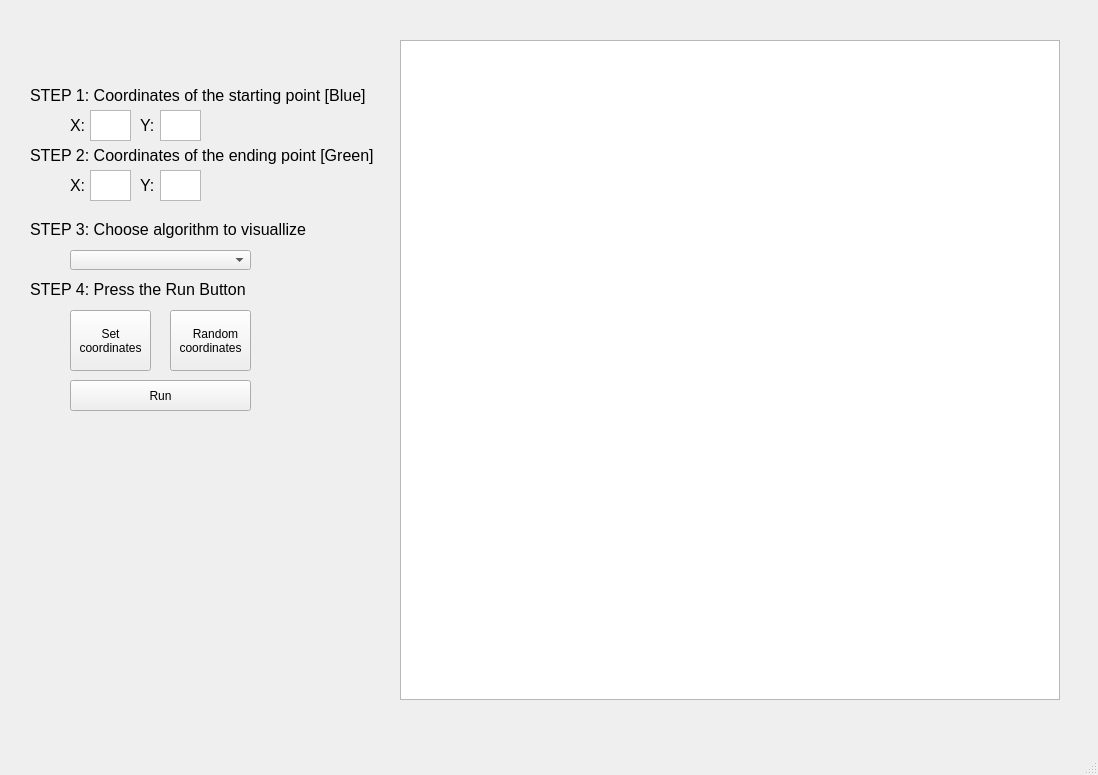
Before: the Qt Designer form mainWindow.ui in KostasAngel/Visualization-of-Path-finding-Algorithms, drawn with Qt 5.
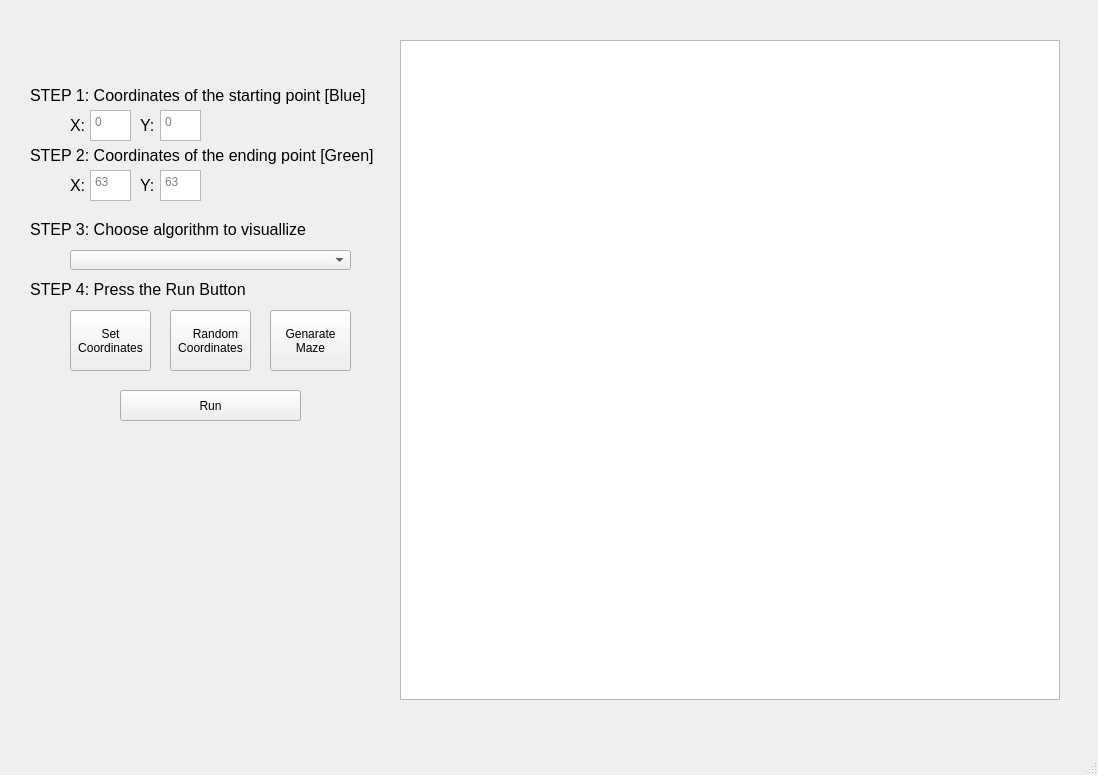
After: the same form once the commit is applied.

Diff of the .ui file:
```diff
--- a/mainWindow.ui
+++ b/mainWindow.ui
@@ -19,7 +19,7 @@
      <rect>
       <x>70</x>
       <y>250</y>
-      <width>181</width>
+      <width>281</width>
       <height>20</height>
      </rect>
     </property>
@@ -68,6 +68,9 @@
 &lt;/style&gt;&lt;/head&gt;&lt;body style=&quot; font-family:'MS Shell Dlg 2'; font-size:8.25pt; font-weight:400; font-style:normal;&quot;&gt;
 &lt;p style=&quot;-qt-paragraph-type:empty; margin-top:0px; margin-bottom:0px; margin-left:0px; margin-right:0px; -qt-block-indent:0; text-indent:0px;&quot;&gt;&lt;br /&gt;&lt;/p&gt;&lt;/body&gt;&lt;/html&gt;</string>
     </property>
+    <property name="placeholderText">
+     <string>0</string>
+    </property>
    </widget>
    <widget class="QTextEdit" name="startYValue">
     <property name="geometry">
@@ -88,6 +91,9 @@
 &lt;/style&gt;&lt;/head&gt;&lt;body style=&quot; font-family:'MS Shell Dlg 2'; font-size:8.25pt; font-weight:400; font-style:normal;&quot;&gt;
 &lt;p style=&quot;-qt-paragraph-type:empty; margin-top:0px; margin-bottom:0px; margin-left:0px; margin-right:0px; -qt-block-indent:0; text-indent:0px;&quot;&gt;&lt;br /&gt;&lt;/p&gt;&lt;/body&gt;&lt;/html&gt;</string>
     </property>
+    <property name="placeholderText">
+     <string>0</string>
+    </property>
    </widget>
    <widget class="QTextEdit" name="goalXValue">
     <property name="geometry">
@@ -108,6 +114,9 @@
 &lt;/style&gt;&lt;/head&gt;&lt;body style=&quot; font-family:'MS Shell Dlg 2'; font-size:8.25pt; font-weight:400; font-style:normal;&quot;&gt;
 &lt;p style=&quot;-qt-paragraph-type:empty; margin-top:0px; margin-bottom:0px; margin-left:0px; margin-right:0px; -qt-block-indent:0; text-indent:0px;&quot;&gt;&lt;br /&gt;&lt;/p&gt;&lt;/body&gt;&lt;/html&gt;</string>
     </property>
+    <property name="placeholderText">
+     <string>63</string>
+    </property>
    </widget>
    <widget class="QTextEdit" name="goalYValue">
     <property name="geometry">
@@ -128,6 +137,9 @@
 &lt;/style&gt;&lt;/head&gt;&lt;body style=&quot; font-family:'MS Shell Dlg 2'; font-size:8.25pt; font-weight:400; font-style:normal;&quot;&gt;
 &lt;p style=&quot;-qt-paragraph-type:empty; margin-top:0px; margin-bottom:0px; margin-left:0px; margin-right:0px; -qt-block-indent:0; text-indent:0px;&quot;&gt;&lt;br /&gt;&lt;/p&gt;&lt;/body&gt;&lt;/html&gt;</string>
     </property>
+    <property name="placeholderText">
+     <string>63</string>
+    </property>
    </widget>
    <widget class="QLabel" name="label">
     <property name="geometry">
@@ -208,8 +220,8 @@
    <widget class="QPushButton" name="runPathFinding">
     <property name="geometry">
      <rect>
-      <x>70</x>
-      <y>380</y>
+      <x>120</x>
+      <y>390</y>
       <width>181</width>
       <height>31</height>
      </rect>
@@ -267,7 +279,7 @@
     </property>
     <property name="text">
      <string>   Random
-coordinates</string>
+Coordinates</string>
     </property>
    </widget>
    <widget class="QLabel" name="labelAlgorithm_2">
@@ -337,7 +349,21 @@
     </property>
     <property name="text">
      <string>Set 
-coordinates</string>
+Coordinates</string>
+    </property>
+   </widget>
+   <widget class="QPushButton" name="generateMaze">
+    <property name="geometry">
+     <rect>
+      <x>270</x>
+      <y>310</y>
+      <width>81</width>
+      <height>61</height>
+     </rect>
+    </property>
+    <property name="text">
+     <string>Genarate
+Maze</string>
     </property>
    </widget>
   </widget>
```
